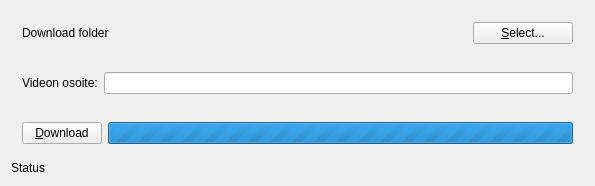
The window that MainWindow.ui (hekkup/yle-downloader-gui) describes before a commit, drawn with Qt 5.
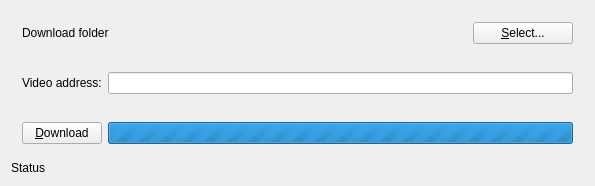
The same window after the commit.

```diff
--- a/MainWindow.ui
+++ b/MainWindow.ui
@@ -47,7 +47,7 @@
        <item>
         <widget class="QLabel" name="urlLabel">
          <property name="text">
-          <string>Videon osoite:</string>
+          <string>Video address:</string>
          </property>
         </widget>
        </item>
```
Left out of the diff: 6 changed lines with no effect on the pictures.
